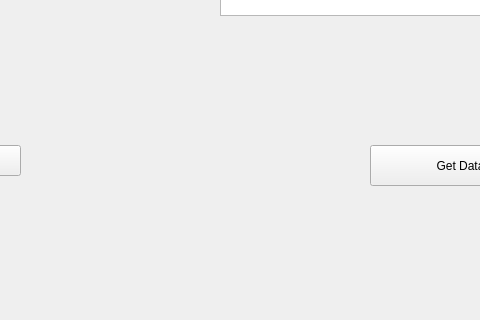
Old version of the form guiTest.ui in the repository mm528/ElasticSearch; both pictures show x 300 to 780 and y 365 to 685 of the 987 by 822 pixel window.
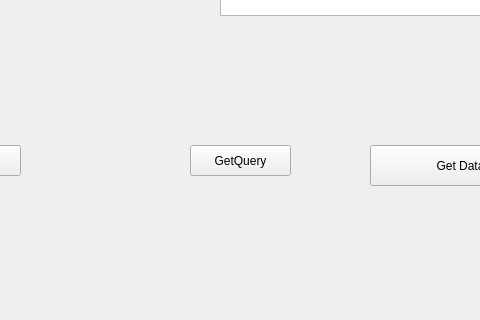
New version of the form.

```diff
--- a/guiTest.ui
+++ b/guiTest.ui
@@ -86,6 +86,19 @@
      <string>Exit</string>
     </property>
    </widget>
+   <widget class="QPushButton" name="pushButton_query">
+    <property name="geometry">
+     <rect>
+      <x>490</x>
+      <y>510</y>
+      <width>101</width>
+      <height>31</height>
+     </rect>
+    </property>
+    <property name="text">
+     <string>GetQuery</string>
+    </property>
+   </widget>
   </widget>
   <widget class="QMenuBar" name="menubar">
    <property name="geometry">
```
